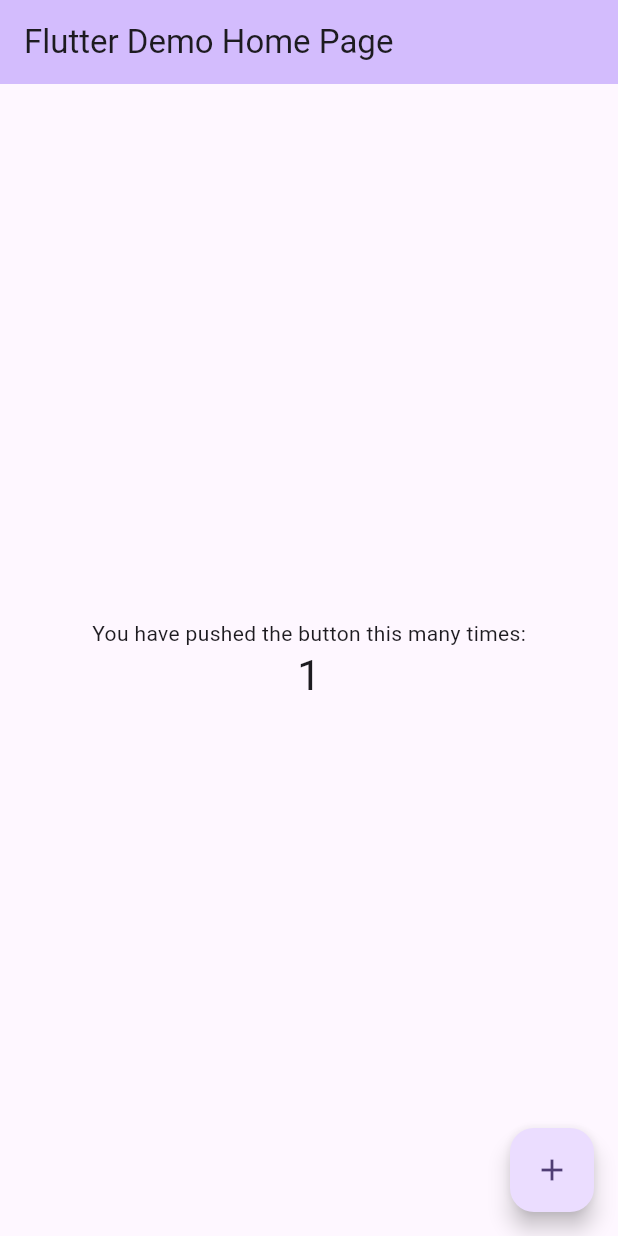
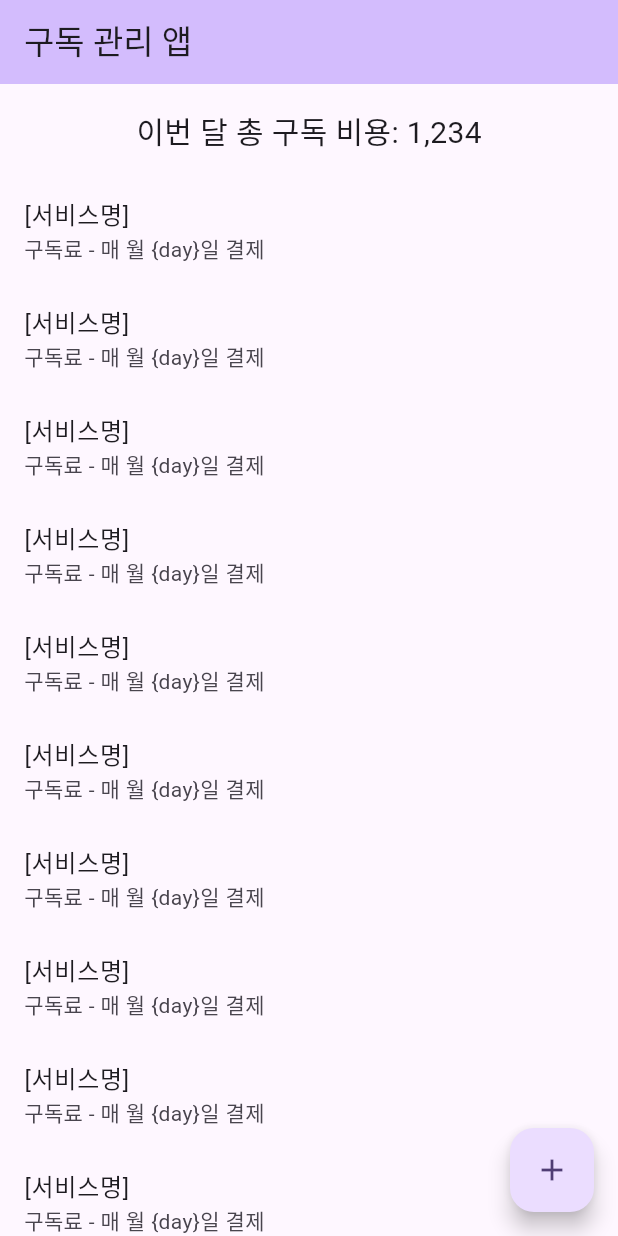
Before and after one commit to cafefarm-johnny/subs_track, a Flutter app: the screen it shows after launch, after a tap on the "add" icon, on a phone screen of 412 x 824 dp. Run offline on Flutter 3.47's test engine with Material 3 defaults, Android fonts, the phone set to English and light mode, and no system bars; our stand-ins replace flutter_riverpod.

Commit message:
feat: 홈 뷰 초안 작성

```diff
--- a/lib/main.dart
+++ b/lib/main.dart
@@ -1,4 +1,5 @@
 import 'package:flutter/material.dart';
+import 'package:subs_track/views/home/home_view.dart';
 
 void main() {
   runApp(const MyApp());
@@ -14,53 +15,7 @@ class MyApp extends StatelessWidget {
       theme: ThemeData(
         colorScheme: ColorScheme.fromSeed(seedColor: Colors.deepPurple),
       ),
-      home: const MyHomePage(title: 'Flutter Demo Home Page'),
+      home: HomeView(),
     );
   }
 }
-
-class MyHomePage extends StatefulWidget {
-  const MyHomePage({super.key, required this.title});
-
-  final String title;
-
-  @override
-  State<MyHomePage> createState() => _MyHomePageState();
-}
-
-class _MyHomePageState extends State<MyHomePage> {
-  int _counter = 0;
-
-  void _incrementCounter() {
-    setState(() {
-      _counter++;
-    });
-  }
-
-  @override
-  Widget build(BuildContext context) {
-    return Scaffold(
-      appBar: AppBar(
-        backgroundColor: Theme.of(context).colorScheme.inversePrimary,
-        title: Text(widget.title),
-      ),
-      body: Center(
-        child: Column(
-          mainAxisAlignment: MainAxisAlignment.center,
-          children: <Widget>[
-            const Text('You have pushed the button this many times:'),
-            Text(
-              '$_counter',
-              style: Theme.of(context).textTheme.headlineMedium,
-            ),
-          ],
-        ),
-      ),
-      floatingActionButton: FloatingActionButton(
-        onPressed: _incrementCounter,
-        tooltip: 'Increment',
-        child: const Icon(Icons.add),
-      ), // This trailing comma makes auto-formatting nicer for build methods.
-    );
-  }
-}
--- /dev/null
+++ b/lib/views/home/home_view.dart
@@ -0,0 +1,41 @@
+import 'package:flutter/material.dart';
+import 'package:flutter_riverpod/flutter_riverpod.dart';
+
+class HomeView extends ConsumerWidget {
+  const HomeView({super.key});
+
+  @override
+  Widget build(BuildContext context, WidgetRef ref) {
+    return Scaffold(
+      appBar: AppBar(
+        title: const Text('구독 관리 앱'),
+        backgroundColor: Theme.of(context).colorScheme.inversePrimary,
+      ),
+      body: Column(
+        children: [
+          Padding(
+            padding: EdgeInsets.all(16.0),
+            child: Text(
+              '이번 달 총 구독 비용: 1,234',
+              style: const TextStyle(fontSize: 20),
+            ),
+          ),
+          Expanded(
+            child: ListView.builder(
+              itemBuilder: (_, index) {
+                return ListTile(
+                  title: Text('[서비스명]'),
+                  subtitle: Text('구독료 - 매 월 {day}일 결제'),
+                );
+              },
+            ),
+          ),
+        ],
+      ),
+      floatingActionButton: FloatingActionButton(
+        onPressed: () {},
+        child: Icon(Icons.add),
+      ),
+    );
+  }
+}
```
